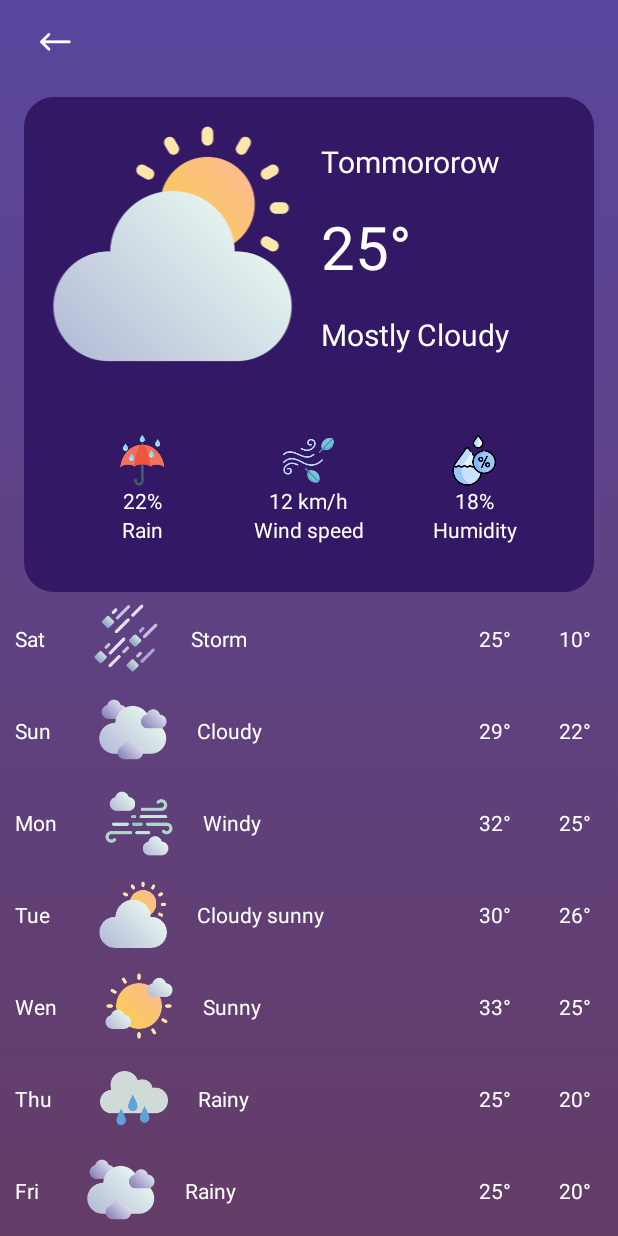
After one commit to ShinKanShen/Android-project-begin-, an Android app: the FutureWeatherActivity screen opened directly, with no data from a screen before it, on a phone screen of 412 x 824 dp. The commit adds this screen. Run offline under Robolectric (Android 15) with nearby library versions, the phone set to English and light mode, and no system bars.

Commit message:
Up date weather app

```diff
--- a/Weatherapp/app/src/main/AndroidManifest.xml
+++ b/Weatherapp/app/src/main/AndroidManifest.xml
@@ -13,6 +13,9 @@
         android:theme="@style/Theme.Weatherapp"
         tools:targetApi="31">
         <activity
+            android:name=".Activities.FutureWeatherActivity"
+            android:exported="false" />
+        <activity
             android:name=".Activities.MainActivity"
             android:exported="true">
             <intent-filter>
--- /dev/null
+++ b/Weatherapp/app/src/main/java/com/example/weather_app/Activities/FutureWeatherActivity.java
@@ -0,0 +1,54 @@
+package com.example.weather_app.Activities;
+
+import androidx.appcompat.app.AppCompatActivity;
+import androidx.constraintlayout.widget.ConstraintLayout;
+import androidx.recyclerview.widget.LinearLayoutManager;
+import androidx.recyclerview.widget.RecyclerView;
+
+import android.content.Intent;
+import android.os.Bundle;
+import android.widget.ImageView;
+import android.widget.TextView;
+
+import com.example.weather_app.Adpaters.FutureAdapter;
+import com.example.weather_app.Domains.weatherCard;
+import com.example.weather_app.R;
+
+import java.util.ArrayList;
+
+public class FutureWeatherActivity extends AppCompatActivity {
+
+    private RecyclerView.Adapter futureAdapter;
+    public RecyclerView recyclerView;
+
+
+    @Override
+    protected void onCreate(Bundle savedInstanceState) {
+        super.onCreate(savedInstanceState);
+        setContentView(R.layout.activity_future_weather);
+        ConstraintLayout backBtn=findViewById(R.id.backBtn);
+
+        backBtn.setOnClickListener(v->startActivity(new Intent(FutureWeatherActivity.this,MainActivity.class)));
+        inputRecyclerViewCard();
+
+
+    }
+
+    private void inputRecyclerViewCard() {
+        ArrayList<weatherCard> items= new ArrayList<>();
+        items.add(new weatherCard("Sat","storm","Storm",10,25));
+        items.add(new weatherCard("Sun","cloudy","Cloudy",22,29));
+        items.add(new weatherCard("Mon","windy","Windy",25,32));
+        items.add(new weatherCard("Tue","cloudy_sunny","Cloudy sunny",26,30));
+        items.add(new weatherCard("Wen","sunny","Sunny",25,33));
+        items.add(new weatherCard("Thu","rainy","Rainy",20,25));
+        items.add(new weatherCard("Fri","cloudy","Rainy",20,25));
+
+        recyclerView=findViewById(R.id.card_weather_view);
+        recyclerView.setLayoutManager(new LinearLayoutManager(this,LinearLayoutManager.VERTICAL,false));
+        futureAdapter=new FutureAdapter(items);
+        recyclerView.setAdapter(futureAdapter);
+
+
+    }
+}
--- a/Weatherapp/app/src/main/java/com/example/weather_app/Activities/MainActivity.java
+++ b/Weatherapp/app/src/main/java/com/example/weather_app/Activities/MainActivity.java
@@ -4,7 +4,9 @@ import androidx.appcompat.app.AppCompatActivity;
 import androidx.recyclerview.widget.LinearLayoutManager;
 import androidx.recyclerview.widget.RecyclerView;
 
+import android.content.Intent;
 import android.os.Bundle;
+import android.widget.TextView;
 
 import com.example.weather_app.Adpaters.HourlyAdapter;
 import com.example.weather_app.Domains.Hourly;
@@ -17,14 +19,17 @@ public class MainActivity extends AppCompatActivity {
 
     private RecyclerView.Adapter adapterHourly;
     private  RecyclerView recyclerView;
+    private TextView next7day;
 
 
     @Override
     protected void onCreate(Bundle savedInstanceState) {
         super.onCreate(savedInstanceState);
         setContentView(R.layout.activity_main);
+        next7day=findViewById(R.id.next_7day);
+        next7day.setOnClickListener(v->startActivity(new Intent(MainActivity.this, FutureWeatherActivity.class)));
+        inputRecyclerView();
 
-        inputRecyclerView();
 
     }
 
--- /dev/null
+++ b/Weatherapp/app/src/main/java/com/example/weather_app/Adpaters/FutureAdapter.java
@@ -0,0 +1,77 @@
+package com.example.weather_app.Adpaters;
+
+import android.content.Context;
+import android.view.LayoutInflater;
+import android.view.View;
+import android.view.ViewGroup;
+import android.widget.ImageView;
+import android.widget.TextView;
+
+import androidx.annotation.NonNull;
+import androidx.recyclerview.widget.RecyclerView;
+
+import com.bumptech.glide.Glide;
+import com.example.weather_app.Domains.Hourly;
+import com.example.weather_app.Domains.weatherCard;
+import com.example.weather_app.R;
+
+import java.util.ArrayList;
+
+public class FutureAdapter extends RecyclerView.Adapter<FutureAdapter.viewholder> {
+
+
+    ArrayList<weatherCard> items;
+    Context context;
+
+    public FutureAdapter(ArrayList<weatherCard> items) {
+        this.items = items;
+    }
+
+    // create view holder to load layout display items in recycler view
+    @NonNull
+    @Override
+    public FutureAdapter.viewholder onCreateViewHolder(@NonNull ViewGroup parent, int viewType) {
+        View inflate= LayoutInflater.from(parent.getContext()).inflate(R.layout.card_weather,parent,false);
+        context = parent.getContext();
+        return new viewholder(inflate);
+    }
+
+    //    convert data to view holder to
+    @Override
+    public void onBindViewHolder(@NonNull FutureAdapter.viewholder holder, int position) {
+
+        holder.dayTxt.setText(items.get(position).getDay());
+        holder.statusTxt.setText(items.get(position).getStatus());
+        holder.lowTempTxt.setText(items.get(position).getLowTemp()+"°");
+        holder.highTempTxt.setText(items.get(position).getHighTemp()+"°");
+        int drawableresourcesid = holder.itemView.getResources()
+                .getIdentifier(items.get(position).getPic(),"drawable",holder.itemView.getContext().getPackageName());
+
+        Glide.with(context).load(drawableresourcesid)
+                .into(holder.pic);
+
+    }
+
+    //    return number ò items in recycler view
+    @Override
+    public int getItemCount() {
+        return items.size();
+    }
+
+    public class viewholder extends RecyclerView.ViewHolder {
+        TextView dayTxt,statusTxt,lowTempTxt,highTempTxt;
+        ImageView pic;
+
+        public viewholder(@NonNull View itemView) {
+            super(itemView);
+            dayTxt=itemView.findViewById(R.id.dayTxt);
+            statusTxt=itemView.findViewById(R.id.statusTxt);
+            lowTempTxt=itemView.findViewById(R.id.lowTempTxt);
+            highTempTxt=itemView.findViewById(R.id.highTempTxt);
+            pic=itemView.findViewById(R.id.pic);
+
+
+
+        }
+    }
+}
--- /dev/null
+++ b/Weatherapp/app/src/main/java/com/example/weather_app/Domains/weatherCard.java
@@ -0,0 +1,57 @@
+package com.example.weather_app.Domains;
+
+public class weatherCard {
+    private String day;
+    private String pic;
+    private String status;
+    private int lowTemp;
+    private int highTemp;
+
+    public weatherCard(String day, String pic, String status, int lowTemp, int highTemp) {
+        this.day = day;
+        this.pic = pic;
+        this.status = status;
+        this.lowTemp = lowTemp;
+        this.highTemp = highTemp;
+    }
+
+    public String getDay() {
+        return day;
+    }
+
+    public void setDay(String day) {
+        this.day = day;
+    }
+
+    public String getPic() {
+        return pic;
+    }
+
+    public void setPic(String pic) {
+        this.pic = pic;
+    }
+
+    public String getStatus() {
+        return status;
+    }
+
+    public void setStatus(String status) {
+        this.status = status;
+    }
+
+    public int getLowTemp() {
+        return lowTemp;
+    }
+
+    public void setLowTemp(int lowTemp) {
+        this.lowTemp = lowTemp;
+    }
+
+    public int getHighTemp() {
+        return highTemp;
+    }
+
+    public void setHighTemp(int highTemp) {
+        this.highTemp = highTemp;
+    }
+}
--- /dev/null
+++ b/Weatherapp/app/src/main/res/layout/activity_future_weather.xml
@@ -0,0 +1,230 @@
+<?xml version="1.0" encoding="utf-8"?>
+<androidx.constraintlayout.widget.ConstraintLayout xmlns:android="http://schemas.android.com/apk/res/android"
+    xmlns:app="http://schemas.android.com/apk/res-auto"
+    xmlns:tools="http://schemas.android.com/tools"
+    android:layout_width="match_parent"
+    android:layout_height="match_parent"
+    android:background="@drawable/background"
+    tools:context=".Activities.FutureWeatherActivity">
+
+    <ScrollView
+        android:layout_width="match_parent"
+        android:layout_height="match_parent"
+        app:layout_constraintBottom_toBottomOf="parent"
+        app:layout_constraintEnd_toEndOf="parent"
+        app:layout_constraintStart_toStartOf="parent"
+        app:layout_constraintTop_toTopOf="parent">
+
+        <LinearLayout
+            android:layout_width="match_parent"
+            android:layout_height="wrap_content"
+            android:orientation="vertical" >
+
+            <androidx.constraintlayout.widget.ConstraintLayout
+                android:id="@+id/backBtn"
+                android:layout_width="42dp"
+                android:layout_height="42dp"
+                android:layout_margin="16dp">
+
+                <ImageView
+                    android:id="@+id/back"
+                    android:layout_width="wrap_content"
+                    android:layout_height="wrap_content"
+                    app:layout_constraintBottom_toBottomOf="parent"
+                    app:layout_constraintEnd_toEndOf="parent"
+                    app:layout_constraintStart_toStartOf="parent"
+                    app:layout_constraintTop_toTopOf="parent"
+                    app:srcCompat="@drawable/back" />
+            </androidx.constraintlayout.widget.ConstraintLayout>
+
+            <LinearLayout
+                android:layout_width="match_parent"
+                android:layout_height="match_parent"
+                android:layout_marginStart="16dp"
+                android:layout_marginEnd="16dp"
+                android:background="@drawable/background2"
+                android:orientation="vertical">
+
+                <LinearLayout
+                    android:layout_width="match_parent"
+                    android:layout_height="match_parent"
+                    android:layout_margin="16dp"
+                    android:orientation="horizontal">
+
+                    <ImageView
+                        android:id="@+id/imageView6"
+                        android:layout_width="0dp"
+                        android:layout_height="wrap_content"
+                        android:layout_weight="0.5"
+                        app:srcCompat="@drawable/cloudy_sunny" />
+
+                    <LinearLayout
+                        android:layout_width="0dp"
+                        android:layout_height="match_parent"
+                        android:layout_marginStart="16dp"
+                        android:layout_weight="0.5"
+                        android:gravity="center"
+                        android:orientation="vertical">
+
+                        <TextView
+                            android:id="@+id/textView15"
+                            android:layout_width="match_parent"
+                            android:layout_height="wrap_content"
+                            android:layout_marginTop="8dp"
+                            android:layout_marginBottom="8dp"
+                            android:text="Tommororow"
+                            android:textColor="@color/white"
+                            android:textSize="20sp"
+
+
+                            />
+
+                        <TextView
+                            android:id="@+id/textView16"
+                            android:layout_width="match_parent"
+                            android:layout_height="wrap_content"
+                            android:layout_marginTop="8dp"
+                            android:layout_marginBottom="10dp"
+                            android:text="25°"
+                            android:textColor="@color/white"
+                            android:textSize="40sp"
+
+
+                            />
+
+                        <TextView
+                            android:id="@+id/textView17"
+                            android:layout_width="match_parent"
+                            android:layout_height="wrap_content"
+                            android:layout_marginTop="8dp"
+                            android:text="Mostly Cloudy "
+                            android:textColor="@color/white"
+                            android:textSize="20sp"
+
+
+                            />
+
+                    </LinearLayout>
+                </LinearLayout>
+
+                <LinearLayout
+                    android:layout_width="match_parent"
+                    android:layout_height="match_parent"
+                    android:layout_margin="16dp"
+                    android:background="@drawable/background2"
+                    android:orientation="horizontal"
+                    android:padding="8dp">
+
+                    <LinearLayout
+                        android:layout_width="0dp"
+                        android:layout_height="wrap_content"
+                        android:layout_margin="8dp"
+                        android:layout_weight="0.333"
+                        android:gravity="center|center_horizontal"
+                        android:orientation="vertical">
+
+
+                        <ImageView
+                            android:id="@+id/imageView2"
+                            android:layout_width="34dp"
+                            android:layout_height="34dp"
+                            app:srcCompat="@drawable/rain" />
+
+                        <TextView
+                            android:id="@+id/textView5"
+                            android:layout_width="wrap_content"
+                            android:layout_height="wrap_content"
+                            android:text="22%"
+                            android:textColor="@color/white"
+                            android:textSize="14sp" />
+
+                        <TextView
+                            android:id="@+id/textView6"
+                            android:layout_width="wrap_content"
+                            android:layout_height="wrap_content"
+                            android:text="Rain"
+                            android:textColor="@color/white"
+                            android:textSize="14sp" />
+                    </LinearLayout>
+
+                    <LinearLayout
+                        android:layout_width="0dp"
+                        android:layout_height="wrap_content"
+                        android:layout_margin="8dp"
+                        android:layout_weight="0.333"
+                        android:gravity="center|center_horizontal"
+                        android:orientation="vertical">
+
+
+                        <ImageView
+                            android:id="@+id/imageView3"
+                            android:layout_width="34dp"
+                            android:layout_height="34dp"
+                            app:srcCompat="@drawable/wind" />
+
+                        <TextView
+                            android:id="@+id/textView10"
+                            android:layout_width="wrap_content"
+                            android:layout_height="wrap_content"
+                            android:text="12 km/h"
+                            android:textColor="@color/white"
+                            android:textSize="14sp" />
+
+                        <TextView
+                            android:id="@+id/textView7"
+                            android:layout_width="wrap_content"
+                            android:layout_height="wrap_content"
+                            android:text="Wind speed"
+                            android:textColor="@color/white"
+                            android:textSize="14sp" />
+                    </LinearLayout>
+
+                    <LinearLayout
+                        android:layout_width="0dp"
+                        android:layout_height="wrap_content"
+                        android:layout_margin="8dp"
+                        android:layout_weight="0.333"
+                        android:gravity="center|center_horizontal"
+                        android:orientation="vertical">
+
+
+                        <ImageView
+                            android:id="@+id/imageView4"
+                            android:layout_width="34dp"
+                            android:layout_height="34dp"
+                            app:srcCompat="@drawable/humidity" />
+
+                        <TextView
+                            android:id="@+id/textView8"
+                            android:layout_width="wrap_content"
+                            android:layout_height="wrap_content"
+                            android:text="18%"
+                            android:textColor="@color/white"
+                            android:textSize="14sp" />
+
+                        <TextView
+                            android:id="@+id/textView9"
+                            android:layout_width="wrap_content"
+                            android:layout_height="wrap_content"
+                            android:text="Humidity"
+                            android:textColor="@color/white"
+                            android:textSize="14sp" />
+                    </LinearLayout>
+
+
+                </LinearLayout>
+
+            </LinearLayout>
+
+            <androidx.recyclerview.widget.RecyclerView
+                android:layout_width="match_parent"
+                android:layout_height="match_parent"
+                android:nestedScrollingEnabled="true"
+                android:layout_weight="1"
+                android:id="@+id/card_weather_view"
+                >
+
+            </androidx.recyclerview.widget.RecyclerView>
+        </LinearLayout>
+    </ScrollView>
+</androidx.constraintlayout.widget.ConstraintLayout>
--- a/Weatherapp/app/src/main/res/layout/activity_main.xml
+++ b/Weatherapp/app/src/main/res/layout/activity_main.xml
@@ -196,26 +196,27 @@
                     android:id="@+id/textView11"
                     android:layout_width="wrap_content"
                     android:layout_height="wrap_content"
+                    android:layout_marginStart="16dp"
                     android:layout_weight="1"
                     android:text="Today"
+                    android:textColor="#DCA900"
                     android:textSize="20sp"
-                    android:textColor="#DCA900"
-                    android:textStyle="bold"
-                    android:layout_marginStart="16dp"/>
+                    android:textStyle="bold" />
                 />
 
                 <TextView
-                    android:id="@+id/textView12"
+                    android:id="@+id/next_7day"
                     android:layout_width="wrap_content"
                     android:layout_height="wrap_content"
-                    android:textStyle="bold"
-                    android:text="Next 7 day >"
+                    android:layout_marginEnd="16dp"
+                    android:text="Next 7 day />"
                     android:textColor="@color/white"
                     android:textSize="16sp"
-                    android:layout_marginEnd="16dp"
+                    android:textStyle="bold"
 
                     />
             </LinearLayout>
+
             <androidx.recyclerview.widget.RecyclerView
                 android:layout_width="match_parent"
                 android:layout_height="wrap_content"
--- /dev/null
+++ b/Weatherapp/app/src/main/res/layout/card_weather.xml
@@ -0,0 +1,67 @@
+<?xml version="1.0" encoding="utf-8"?>
+<androidx.constraintlayout.widget.ConstraintLayout xmlns:android="http://schemas.android.com/apk/res/android"
+    xmlns:app="http://schemas.android.com/apk/res-auto"
+    xmlns:tools="http://schemas.android.com/tools"
+    android:layout_width="match_parent"
+    android:layout_height="wrap_content"
+    android:layout_marginStart="10dp"
+    android:layout_marginTop="4dp"
+    android:layout_marginEnd="10dp"
+    android:layout_marginBottom="4dp">
+
+    <TextView
+        android:id="@+id/dayTxt"
+        android:layout_width="wrap_content"
+        android:layout_height="wrap_content"
+        android:text="day"
+        android:textColor="@color/white"
+        app:layout_constraintBottom_toBottomOf="parent"
+        app:layout_constraintStart_toStartOf="parent"
+        app:layout_constraintTop_toTopOf="parent" />
+
+    <ImageView
+        android:id="@+id/pic"
+        android:layout_width="45dp"
+        android:layout_height="45dp"
+        android:layout_marginStart="32dp"
+        android:layout_marginTop="4dp"
+        android:layout_marginBottom="4dp"
+        app:layout_constraintBottom_toBottomOf="parent"
+        app:layout_constraintStart_toEndOf="@+id/dayTxt"
+        app:layout_constraintTop_toTopOf="parent"
+        app:srcCompat="@drawable/sunny" />
+
+    <TextView
+        android:id="@+id/statusTxt"
+        android:layout_width="wrap_content"
+        android:layout_height="wrap_content"
+        android:layout_marginStart="20dp"
+        android:text="Status"
+        android:textColor="@color/white"
+        app:layout_constraintBottom_toBottomOf="@id/pic"
+        app:layout_constraintStart_toEndOf="@+id/pic"
+        app:layout_constraintTop_toTopOf="@id/pic" />
+
+    <TextView
+        android:id="@+id/lowTempTxt"
+        android:layout_width="wrap_content"
+        android:layout_height="wrap_content"
+        android:layout_marginEnd="8dp"
+        android:text="10"
+        android:textColor="@color/white"
+        app:layout_constraintBottom_toBottomOf="parent"
+        app:layout_constraintEnd_toEndOf="parent"
+        app:layout_constraintTop_toTopOf="parent" />
+
+    <TextView
+        android:id="@+id/highTempTxt"
+        android:layout_width="wrap_content"
+        android:layout_height="wrap_content"
+        android:layout_marginEnd="32dp"
+        android:text="29"
+        android:textColor="@color/white"
+        app:layout_constraintBottom_toBottomOf="parent"
+        app:layout_constraintEnd_toStartOf="@+id/lowTempTxt"
+        app:layout_constraintTop_toTopOf="parent" />
+
+</androidx.constraintlayout.widget.ConstraintLayout>
```
